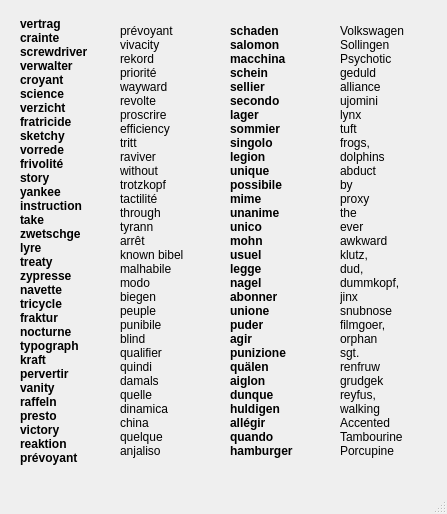
Qt form tools/oxygen-bold-test.ui (KDE/oxygen-fonts) before a commit.
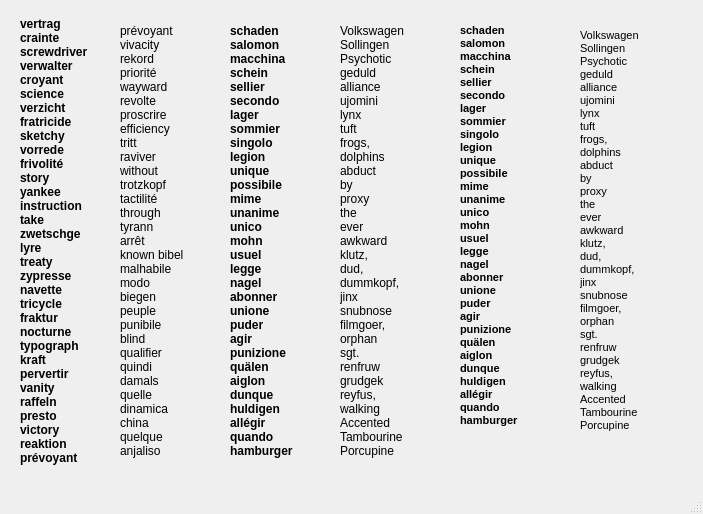
The same form after that commit.

Diff of the .ui file:
```diff
--- a/tools/oxygen-bold-test.ui
+++ b/tools/oxygen-bold-test.ui
@@ -6,7 +6,7 @@
    <rect>
     <x>0</x>
     <y>0</y>
-    <width>447</width>
+    <width>703</width>
     <height>514</height>
    </rect>
   </property>
@@ -199,6 +199,104 @@
 Porcupine</string>
     </property>
    </widget>
+   <widget class="QLabel" name="label_5">
+    <property name="geometry">
+     <rect>
+      <x>460</x>
+      <y>0</y>
+      <width>91</width>
+      <height>450</height>
+     </rect>
+    </property>
+    <property name="font">
+     <font>
+      <pointsize>8</pointsize>
+      <weight>75</weight>
+      <bold>true</bold>
+     </font>
+    </property>
+    <property name="text">
+     <string>schaden
+salomon
+macchina
+schein
+sellier
+secondo
+lager
+sommier
+singolo
+legion
+unique
+possibile
+mime
+unanime
+unico
+mohn
+usuel
+legge
+nagel
+abonner
+unione
+puder
+agir
+punizione
+quälen
+aiglon
+dunque
+huldigen
+allégir
+quando
+hamburger</string>
+    </property>
+   </widget>
+   <widget class="QLabel" name="label_6">
+    <property name="geometry">
+     <rect>
+      <x>580</x>
+      <y>-10</y>
+      <width>91</width>
+      <height>480</height>
+     </rect>
+    </property>
+    <property name="font">
+     <font>
+      <pointsize>8</pointsize>
+     </font>
+    </property>
+    <property name="text">
+     <string>Volkswagen
+Sollingen
+Psychotic
+geduld
+alliance
+ujomini
+lynx
+tuft
+frogs,
+dolphins
+abduct
+by
+proxy
+the
+ever
+awkward
+klutz,
+dud,
+dummkopf,
+jinx
+snubnose
+filmgoer,
+orphan
+sgt.
+renfruw
+grudgek
+reyfus,
+walking
+Accented
+Tambourine
+Porcupine</string>
+    </property>
+   </widget>
   </widget>
   <widget class="QMenuBar" name="menubar">
    <property name="geometry">
```
Left out of the diff: 2 changed lines with no effect on the pictures.
